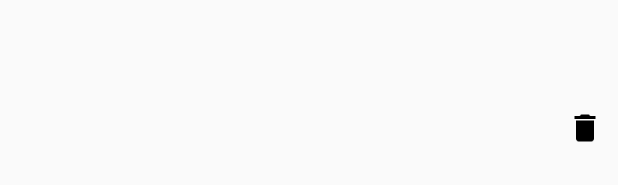
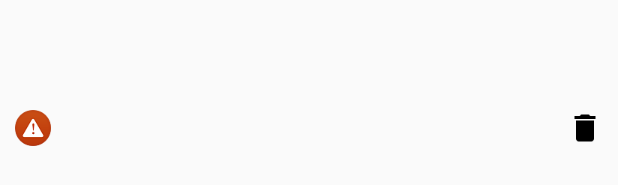
Before and after one commit to bergvel1/FuzeFeed, an Android app: the layout list_submenu.xml on its own in the app's theme, with its tools: preview values and no code run, on a phone screen of 412 x 824 dp. Shown: the part 490-675 px from the top of the screen. Run offline under Robolectric (Android 15) with nearby library versions, the phone set to English and light mode, and no system bars.

Commit message:
added icons

```diff
--- a/app/src/main/res/layout/facebook_item.xml
+++ b/app/src/main/res/layout/facebook_item.xml
@@ -99,15 +99,15 @@
                     style="?android:attr/borderlessButtonStyle"
                     />
 
-                <Button
-                    android:text="f"
+                <ImageView
+                    android:src="@mipmap/fb"
                     android:textAllCaps="false"
                     android:layout_width="29dp"
                     android:layout_height="match_parent"
                     android:id="@+id/b4"
                     android:textSize="10dp"
                     style="?android:attr/borderlessButtonStyle"
-                    android:background="#ebcfac"
+                    android:background="@null"
                     />
 
             </LinearLayout>
--- a/app/src/main/res/layout/instagram_item.xml
+++ b/app/src/main/res/layout/instagram_item.xml
@@ -89,15 +89,15 @@
                     style="?android:attr/borderlessButtonStyle"
                     />
 
-                <Button
-                    android:text="I"
+                <ImageView
+                    android:src="@mipmap/instagram"
                     android:textAllCaps="false"
                     android:layout_width="29dp"
                     android:layout_height="match_parent"
                     android:id="@+id/b4"
                     android:textSize="10dp"
                     style="?android:attr/borderlessButtonStyle"
-                    android:background="#ebcfac"
+                    android:background="@null"
                     />
 
             </LinearLayout>
--- a/app/src/main/res/layout/list_submenu.xml
+++ b/app/src/main/res/layout/list_submenu.xml
@@ -4,18 +4,21 @@
     android:layout_width="match_parent"
     android:layout_height="match_parent">
 
-    <Space
-        android:id="@+id/leftspacer"
-        android:layout_width="45dp"
+    <ImageView
+        android:id="@+id/account_icon"
+        android:src="@mipmap/warning"
+        android:layout_width="wrap_content"
         android:layout_height="wrap_content"
+        android:layout_marginLeft="10dp"
+        android:layout_marginRight="10dp"
+        android:layout_centerVertical="true"
         android:layout_alignParentLeft="true"/>
 
     <CheckedTextView
         android:id="@+id/submenu"
         android:layout_width="fill_parent"
         android:layout_height="wrap_content"
-        android:layout_toRightOf="@id/leftspacer"
-        android:layout_marginLeft="5dp"
+        android:layout_toRightOf="@id/account_icon"
         android:padding="12dp"
         android:textColor="#000000"
         android:textSize="18sp"
--- a/app/src/main/res/layout/twitter_item.xml
+++ b/app/src/main/res/layout/twitter_item.xml
@@ -109,15 +109,15 @@
                     style="?android:attr/borderlessButtonStyle"
                     />
 
-                <Button
-                    android:text="t"
+                <ImageView
+                    android:src="@mipmap/twitter"
                     android:textAllCaps="false"
                     android:layout_width="29dp"
                     android:layout_height="match_parent"
                     android:id="@+id/b4"
                     android:textSize="10dp"
                     style="?android:attr/borderlessButtonStyle"
-                    android:background="#ebcfac"
+                    android:background="@null"
                     />
 
             </LinearLayout>
```
Also changed, not shown: app/src/main/java/edu/illinois/cs465/fuzefeed/ExpandableListAdapter.java (+19 -0 lines), app/src/main/res/mipmap-xhdpi/email.png (added), app/src/main/res/mipmap-xhdpi/fb.png (added), app/src/main/res/mipmap-xhdpi/instagram.png (added), app/src/main/res/mipmap-xhdpi/linkedin.png (added), app/src/main/res/mipmap-xhdpi/twitter.png (added), app/src/main/res/mipmap-xhdpi/warning.png (added).
